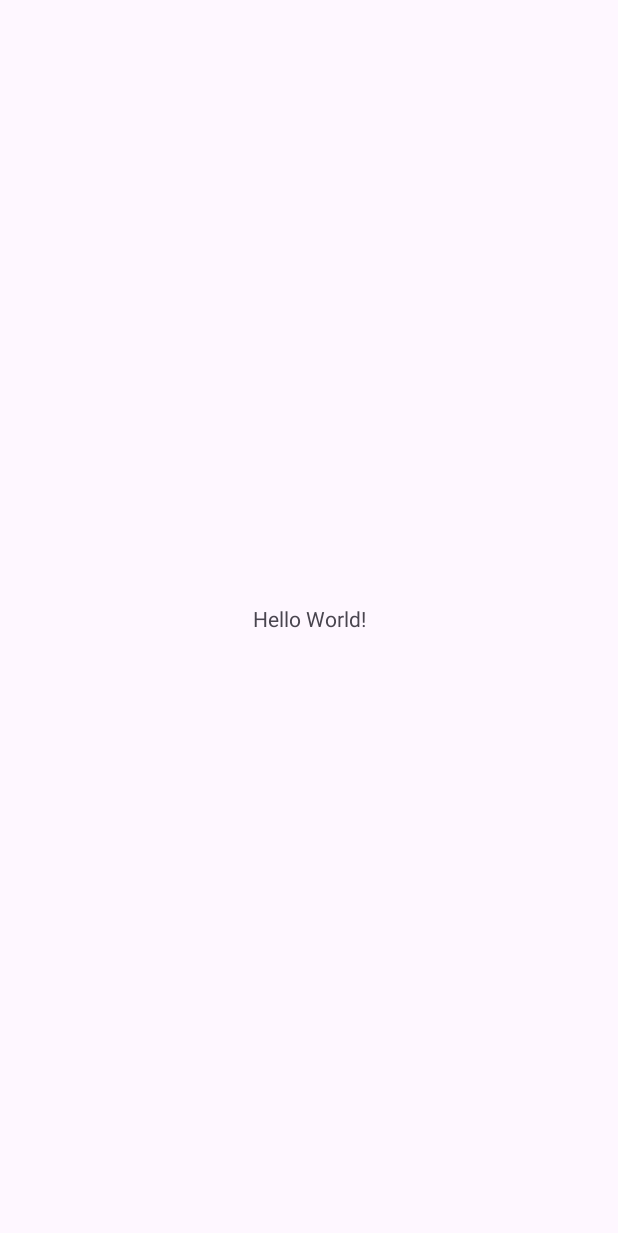
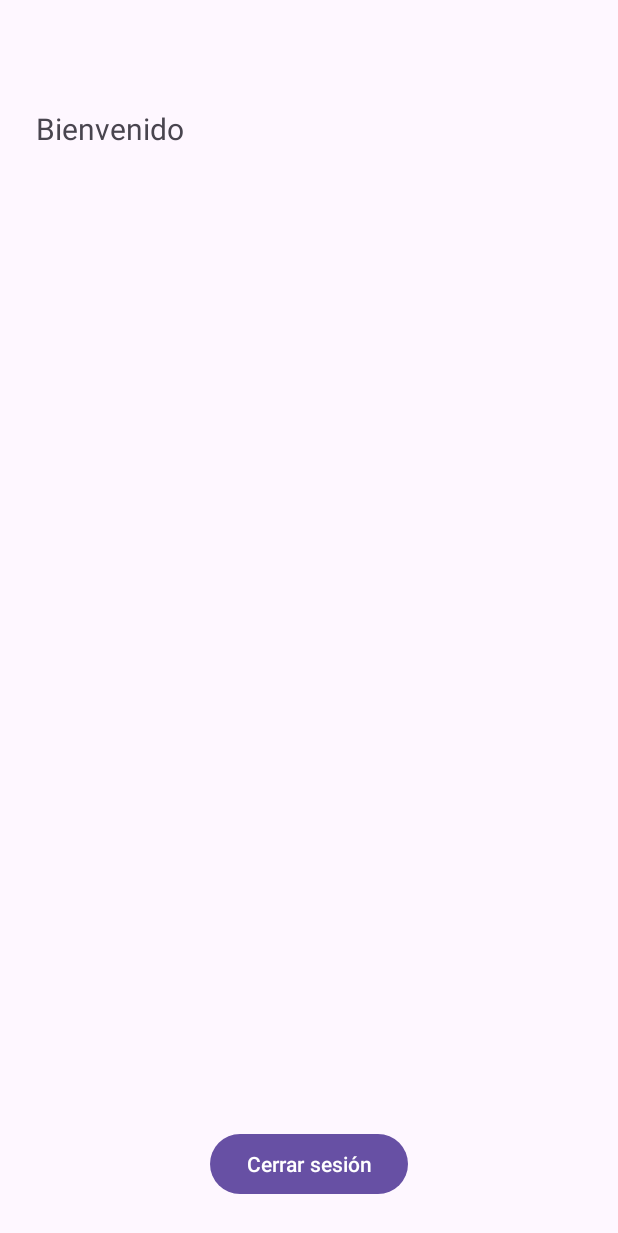
Before and after one commit to smartbooking-solutions-scarlata/smartbooking-app, an Android app: the MainActivity screen opened directly, with no data from a screen before it, on a phone screen of 412 x 824 dp. Before the commit the part shown is almost empty. Shown: the top 1233 px of the screen. Run offline under Robolectric (Android 15) with nearby library versions, the phone set to English and light mode, and no system bars.

Commit message:
feat: agrega boton de cerrar sesion en MainActivity

```diff
--- a/app/src/main/java/com/smartbooking/app/MainActivity.java
+++ b/app/src/main/java/com/smartbooking/app/MainActivity.java
@@ -3,12 +3,66 @@ package com.smartbooking.app;
 import androidx.appcompat.app.AppCompatActivity;
 
 import android.os.Bundle;
+import android.widget.Button;
+import android.widget.TextView;
+import android.content.Intent;
+
+import com.smartbooking.app.data.api.ApiClient;
+import com.smartbooking.app.data.model.LogoutRequest;
+import retrofit2.Call;
+import retrofit2.Callback;
+import retrofit2.Response;
+import com.smartbooking.app.utils.TokenManager;
 
 public class MainActivity extends AppCompatActivity {
+
+    private TokenManager tokenManager;
 
     @Override
     protected void onCreate(Bundle savedInstanceState) {
         super.onCreate(savedInstanceState);
         setContentView(R.layout.activity_main);
+
+        tokenManager = new TokenManager(this);
+
+        TextView tvBienvenida = findViewById(R.id.tvBienvenida);
+        Button btnLogout = findViewById(R.id.btnLogout);
+
+        String nombre = tokenManager.getNombre();
+        if (nombre != null && !nombre.isEmpty()) {
+            tvBienvenida.setText(getString(R.string.bienvenida) + ", " + nombre);
+        }
+
+        btnLogout.setOnClickListener(v -> cerrarSesion());
+    }
+
+    private void cerrarSesion() {
+        String refresh = tokenManager.getRefresh();
+
+        if (refresh == null || refresh.isEmpty()) {
+            irAlLogin();
+            return;
+        }
+
+        ApiClient.getService(this).logout(new LogoutRequest(refresh))
+                .enqueue(new Callback<Void>() {
+                    @Override
+                    public void onResponse(Call<Void> call, Response<Void> response) {
+                        irAlLogin();
+                    }
+
+                    @Override
+                    public void onFailure(Call<Void> call, Throwable t) {
+                        irAlLogin();
+                    }
+                });
+    }
+
+    private void irAlLogin() {
+        tokenManager.borrarSesion();
+        Intent intent = new Intent(this, LoginActivity.class);
+        intent.addFlags(Intent.FLAG_ACTIVITY_NEW_TASK | Intent.FLAG_ACTIVITY_CLEAR_TASK);
+        startActivity(intent);
+        finish();
     }
 }
--- a/app/src/main/res/layout/activity_main.xml
+++ b/app/src/main/res/layout/activity_main.xml
@@ -1,18 +1,28 @@
 <?xml version="1.0" encoding="utf-8"?>
-<androidx.constraintlayout.widget.ConstraintLayout xmlns:android="http://schemas.android.com/apk/res/android"
+<androidx.constraintlayout.widget.ConstraintLayout
+    xmlns:android="http://schemas.android.com/apk/res/android"
     xmlns:app="http://schemas.android.com/apk/res-auto"
-    xmlns:tools="http://schemas.android.com/tools"
     android:layout_width="match_parent"
     android:layout_height="match_parent"
-    tools:context=".MainActivity">
+    android:padding="24dp">
 
     <TextView
-        android:layout_width="wrap_content"
+        android:id="@+id/tvBienvenida"
+        android:layout_width="0dp"
         android:layout_height="wrap_content"
-        android:text="Hello World!"
-        app:layout_constraintBottom_toBottomOf="parent"
+        android:layout_marginTop="48dp"
+        android:text="@string/bienvenida"
+        android:textSize="20sp"
         app:layout_constraintEnd_toEndOf="parent"
         app:layout_constraintStart_toStartOf="parent"
         app:layout_constraintTop_toTopOf="parent" />
 
+    <Button
+        android:id="@+id/btnLogout"
+        android:layout_width="wrap_content"
+        android:layout_height="wrap_content"
+        android:text="@string/cerrar_sesion"
+        app:layout_constraintBottom_toBottomOf="parent"
+        app:layout_constraintEnd_toEndOf="parent"
+        app:layout_constraintStart_toStartOf="parent" />
 </androidx.constraintlayout.widget.ConstraintLayout>
--- a/app/src/main/res/values/strings.xml
+++ b/app/src/main/res/values/strings.xml
@@ -11,4 +11,6 @@
     <string name="login_error_401">Correo o contraseña incorrectos</string>
     <string name="login_error_servidor">Error del servidor. Probá de nuevo más tarde</string>
     <string name="login_error_red">No se pudo conectar. Revisá tu conexión</string>
+    <string name="bienvenida">Bienvenido</string>
+    <string name="cerrar_sesion">Cerrar sesión</string>
 </resources>
```
